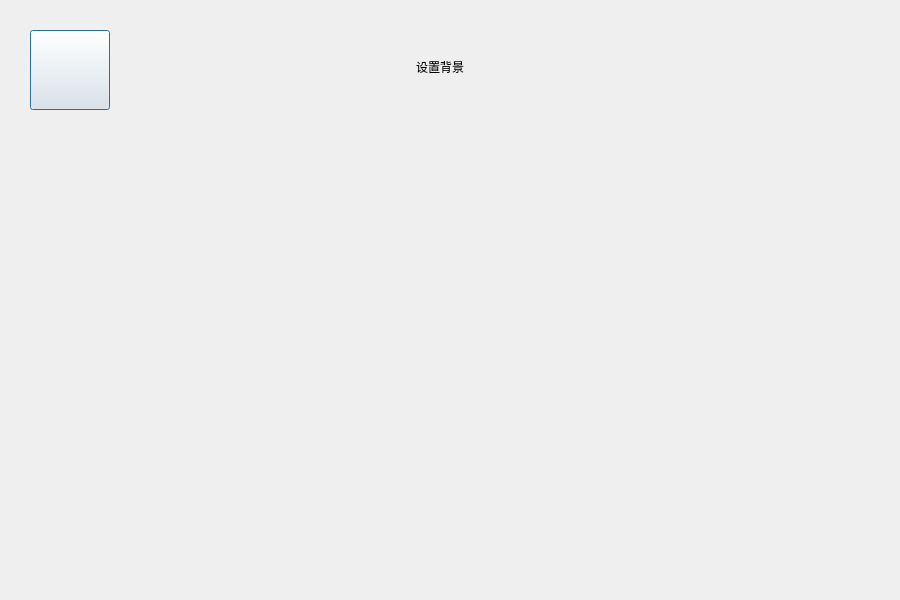
Old version of the form src/XMusic/bkgdlg.ui in the repository 1028417/XMusic.
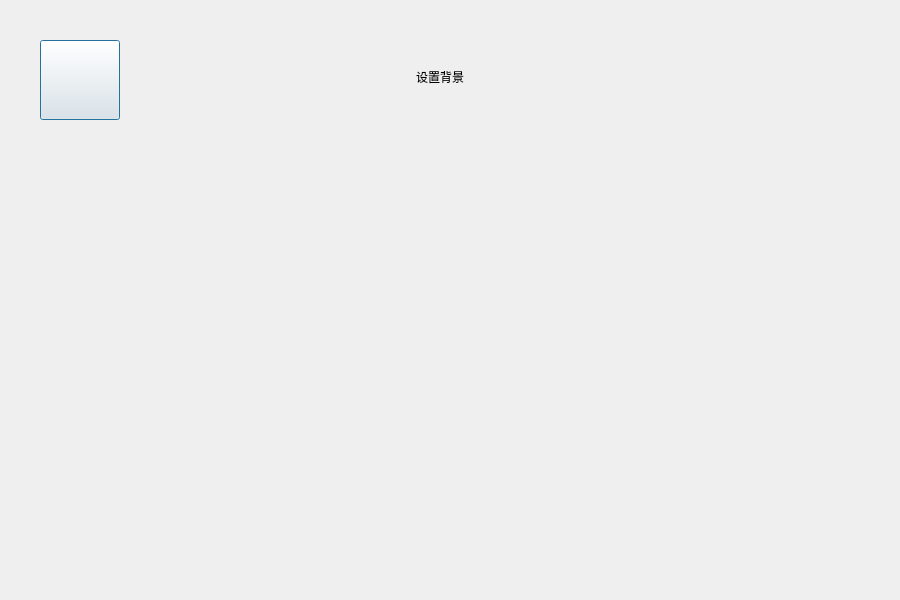
New version of the form. Icons and pictures are not drawn. Custom widgets are drawn as their Qt base class.

```diff
--- a/src/XMusic/bkgdlg.ui
+++ b/src/XMusic/bkgdlg.ui
@@ -16,8 +16,8 @@
   <widget class="CButton" name="btnReturn">
    <property name="geometry">
     <rect>
-     <x>30</x>
-     <y>30</y>
+     <x>40</x>
+     <y>40</y>
      <width>80</width>
      <height>80</height>
     </rect>
@@ -45,7 +45,7 @@
    <property name="geometry">
     <rect>
      <x>340</x>
-     <y>37</y>
+     <y>47</y>
      <width>200</width>
      <height>60</height>
     </rect>
```
